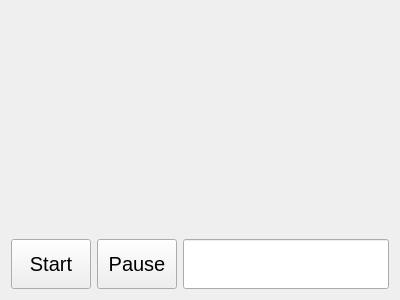
Old version of the form src/ui/timer_tab.ui in the repository Archangel4148/Capstone-Project-Fall-2025.
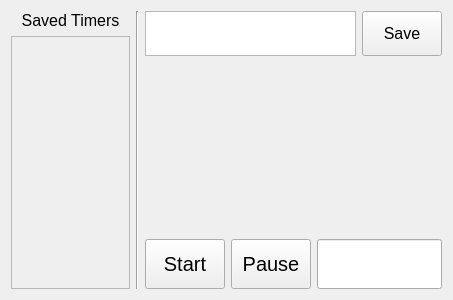
New version of the form.

Commit message: Starting to implement full timer tab functionality

```diff
--- a/src/ui/timer_tab.ui
+++ b/src/ui/timer_tab.ui
@@ -6,19 +6,104 @@
    <rect>
     <x>0</x>
     <y>0</y>
-    <width>400</width>
+    <width>453</width>
     <height>300</height>
    </rect>
   </property>
   <property name="windowTitle">
    <string>Timer Tab</string>
   </property>
-  <layout class="QVBoxLayout" name="verticalLayout" stretch="1,0">
+  <layout class="QHBoxLayout" name="horizontalLayout" stretch="2,0,5">
+   <item>
+    <layout class="QVBoxLayout" name="verticalLayout_2" stretch="0,0">
+     <item>
+      <widget class="QLabel" name="label">
+       <property name="font">
+        <font>
+         <pointsize>12</pointsize>
+        </font>
+       </property>
+       <property name="text">
+        <string>Saved Timers</string>
+       </property>
+       <property name="alignment">
+        <set>Qt::AlignCenter</set>
+       </property>
+      </widget>
+     </item>
+     <item>
+      <widget class="QScrollArea" name="saved_timers_scroll_area">
+       <property name="widgetResizable">
+        <bool>true</bool>
+       </property>
+       <widget class="QWidget" name="scrollAreaWidgetContents">
+        <property name="geometry">
+         <rect>
+          <x>0</x>
+          <y>0</y>
+          <width>94</width>
+          <height>248</height>
+         </rect>
+        </property>
+       </widget>
+      </widget>
+     </item>
+    </layout>
+   </item>
+   <item>
+    <widget class="Line" name="line">
+     <property name="orientation">
+      <enum>Qt::Vertical</enum>
+     </property>
+    </widget>
+   </item>
+   <item>
+    <layout class="QVBoxLayout" name="verticalLayout" stretch="0,1,0">
+     <item>
+      <layout class="QHBoxLayout" name="horizontalLayout_2" stretch="5,1">
+       <item>
+        <widget class="QTextEdit" name="timer_name_edit">
+         <property name="maximumSize">
+          <size>
+           <width>16777215</width>
+           <height>45</height>
+          </size>
+         </property>
+         <property name="font">
+          <font>
+           <pointsize>20</pointsize>
+          </font>
+         </property>
+         <property name="verticalScrollBarPolicy">
+          <enum>Qt::ScrollBarAsNeeded</enum>
+         </property>
+        </widget>
+       </item>
+       <item>
+        <widget class="QPushButton" name="pushButton">
+         <property name="minimumSize">
+          <size>
+           <width>0</width>
+           <height>45</height>
+          </size>
+         </property>
+         <property name="font">
+          <font>
+           <pointsize>12</pointsize>
+          </font>
+         </property>
+         <property name="text">
+          <string>Save</string>
+         </property>
+        </widget>
+       </item>
+      </layout>
+     </item>
    <item>
     <widget class="QLabel" name="timer_label">
      <property name="font">
       <font>
-       <pointsize>75</pointsize>
+         <pointsize>65</pointsize>
       </font>
      </property>
      <property name="text">
@@ -87,6 +172,8 @@
         <set>Qt::AlignCenter</set>
        </property>
       </widget>
+       </item>
+      </layout>
      </item>
     </layout>
    </item>
```
Lines whose indentation alone changed are shown as unchanged. The commit also changes 5 other files.
